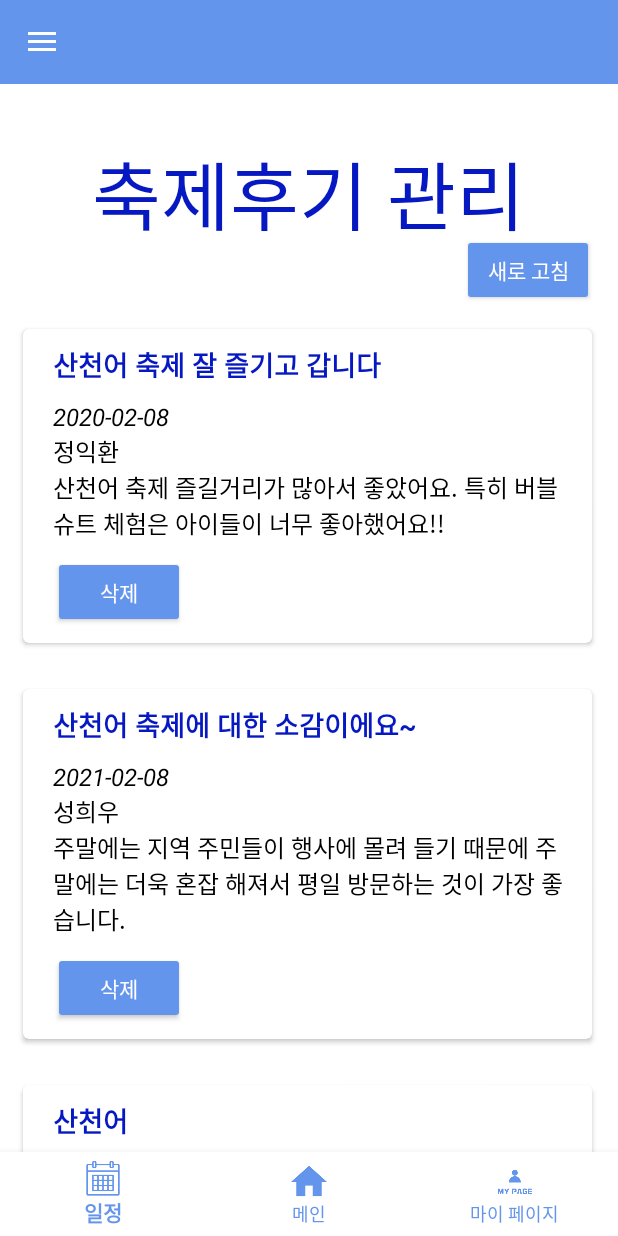
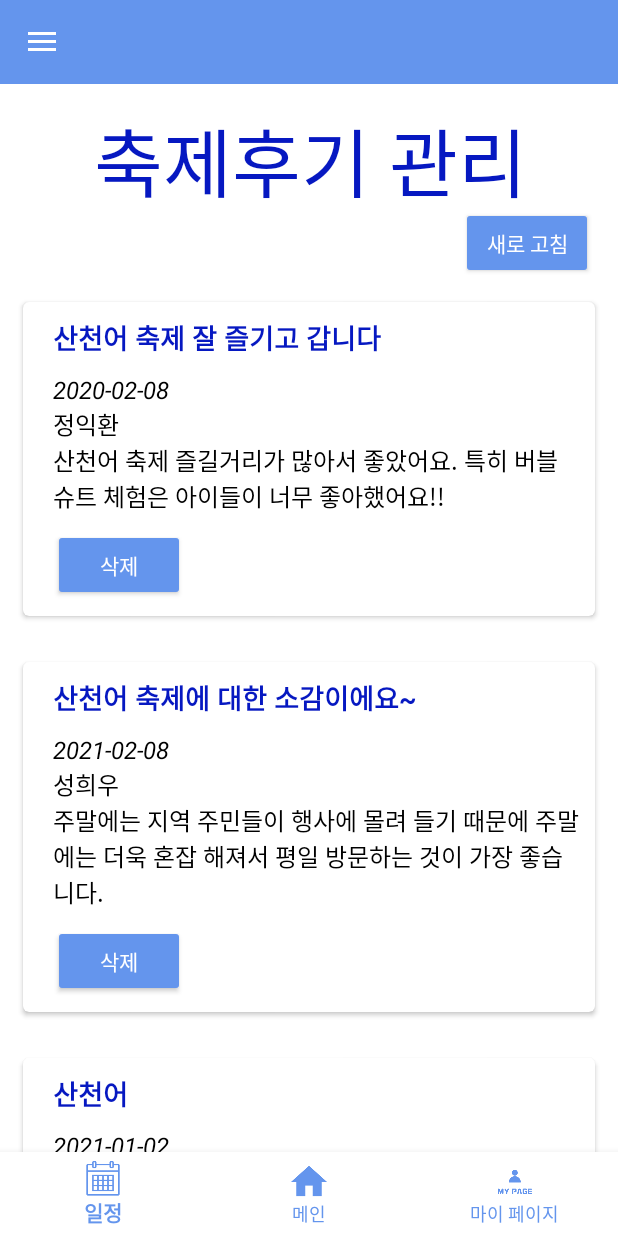
Before and after one commit to usbledv3/KocoaProject, an Android app: the fragment ShwFifthFragment placed in its activity, on a phone screen of 412 x 824 dp. Run offline under Robolectric (Android 15) with nearby library versions, the phone set to English and light mode, and no system bars.

Commit message:
'22.11.14.01:51

```diff
--- a/app/src/main/java/lx/com/kocoa/ShwFifthFragment.kt
+++ b/app/src/main/java/lx/com/kocoa/ShwFifthFragment.kt
@@ -1,11 +1,13 @@
 package lx.com.kocoa
 
 import android.content.Intent
+import android.nfc.tech.MifareUltralight.PAGE_SIZE
 import android.os.Bundle
 import android.view.LayoutInflater
 import android.view.View
 import android.view.ViewGroup
 import androidx.activity.result.contract.ActivityResultContracts
+import androidx.core.widget.NestedScrollView
 import androidx.fragment.app.Fragment
 import androidx.recyclerview.widget.LinearLayoutManager
 import lx.com.kocoa.databinding.FragmentShwfifthBinding
@@ -18,6 +20,7 @@ class ShwFifthFragment : Fragment() {
 
     }
 
+
     override fun onCreateView(inflater: LayoutInflater, container: ViewGroup?, savedInstanceState: Bundle?): View? {
         _binding = FragmentShwfifthBinding.inflate(inflater, container, false)
 
@@ -26,8 +29,9 @@ class ShwFifthFragment : Fragment() {
 
         return binding.root
     }
+
     fun initList(){
-        val layoutManager = LinearLayoutManager(getActivity())
+        val layoutManager = LinearLayoutManager(activity)
         binding.SHWFestreviewList.layoutManager = layoutManager
 
         reviewAdapter = ReviewAdapter()
@@ -61,8 +65,6 @@ class ShwFifthFragment : Fragment() {
             }
         }
 
-
-
     }
     fun initView(){
         binding.refreshReviewButton.setOnClickListener {
@@ -77,6 +79,7 @@ class ShwFifthFragment : Fragment() {
                 notifyDataSetChanged()
             }
         }
+
     }
 
 }
--- a/app/src/main/java/lx/com/kocoa/ShwFirstFragment.kt
+++ b/app/src/main/java/lx/com/kocoa/ShwFirstFragment.kt
@@ -51,7 +51,7 @@ class ShwFirstFragment : Fragment() {
 
     fun initList(){
         //리스트 모양잡기
-        val layoutManager = LinearLayoutManager(getActivity())
+        val layoutManager = LinearLayoutManager(activity)
         binding.festPassList.layoutManager = layoutManager
 
         //각 아이템 모양 잡아주기
@@ -60,8 +60,8 @@ class ShwFirstFragment : Fragment() {
 
         //들어가는지 확인용 -> 들어가는거 확인됨
         festAdapter?.apply {
-            this.items.add(FestManagerData("축제이름1", "패스종류예시1","패스적용범위예시1","패스기간예시1"))
-            this.items.add(FestManagerData("축제이름2", "패스종류예시2","패스적용범위예시2","패스기간예시2")) //들어가는 화면 보류 ( data 안맞음 )
+            this.items.add(FestManagerData("스윗패스", "","","2022년11월25일부터 2022년11월30일까지","코코아축제","","대구광역시","팔현길 212"))
+            this.items.add(FestManagerData("익스트림패스", "","","2023년1월6일부터 2023년1월8일까지","소프트웨어개발포럼","","대전광역시","둔산로 100"))
         }
 
         festAdapter?.listener = object:OnFestInforItemClickListener{
--- a/app/src/main/res/layout/fragment_shwfifth.xml
+++ b/app/src/main/res/layout/fragment_shwfifth.xml
@@ -7,54 +7,63 @@
     android:background="#FFFFFF"
     tools:context=".ShwFirstFragment">
 
+    <androidx.constraintlayout.widget.ConstraintLayout
+        android:id="@+id/constraintLayout2"
+        android:layout_width="410dp"
+        android:layout_height="130dp"
+        app:layout_constraintEnd_toEndOf="parent"
+        app:layout_constraintStart_toStartOf="parent"
+        app:layout_constraintTop_toTopOf="parent">
+
         <TextView
             android:id="@+id/textView"
             android:layout_width="wrap_content"
             android:layout_height="wrap_content"
-        android:layout_marginTop="36dp"
             android:text="축제후기 관리"
             android:textColor="#0618C1"
             android:textSize="50sp"
+            app:layout_constraintBottom_toBottomOf="parent"
             app:layout_constraintEnd_toEndOf="parent"
-        app:layout_constraintHorizontal_bias="0.498"
+            app:layout_constraintHorizontal_bias="0.504"
             app:layout_constraintStart_toStartOf="parent"
-        app:layout_constraintTop_toTopOf="parent" />
+            app:layout_constraintTop_toTopOf="parent"
+            app:layout_constraintVertical_bias="0.253" />
 
         <Button
             android:id="@+id/refreshReviewButton"
             android:layout_width="wrap_content"
             android:layout_height="wrap_content"
-        android:layout_marginTop="100dp"
+            android:layout_marginEnd="16dp"
             android:backgroundTint="#6495ED"
             android:text="새로 고침"
             android:textColor="#FFFFFF"
+            app:layout_constraintBottom_toBottomOf="parent"
             app:layout_constraintEnd_toEndOf="parent"
-        app:layout_constraintHorizontal_bias="0.95"
-        app:layout_constraintStart_toStartOf="parent"
-        app:layout_constraintTop_toTopOf="parent" />
+            app:layout_constraintTop_toTopOf="parent"
+            app:layout_constraintVertical_bias="1.0" />
 
-    <ScrollView
+    </androidx.constraintlayout.widget.ConstraintLayout>
+
+    <androidx.core.widget.NestedScrollView
         android:layout_width="0dp"
         android:layout_height="0dp"
+        android:fillViewport="true"
         app:layout_constraintBottom_toBottomOf="parent"
         app:layout_constraintEnd_toEndOf="parent"
         app:layout_constraintStart_toStartOf="parent"
-        app:layout_constraintTop_toBottomOf="@+id/refreshReviewButton">
+        app:layout_constraintTop_toBottomOf="@+id/constraintLayout2">
 
-        <androidx.constraintlayout.widget.ConstraintLayout
+        <LinearLayout
             android:layout_width="match_parent"
-            android:layout_height="match_parent">
+            android:layout_height="match_parent"
+            android:orientation="vertical">
 
             <androidx.recyclerview.widget.RecyclerView
                 android:id="@+id/SHWFestreviewList"
-                android:layout_width="410dp"
-                android:layout_height="582dp"
-                app:layout_constraintBottom_toBottomOf="parent"
-                app:layout_constraintEnd_toEndOf="parent"
-                app:layout_constraintHorizontal_bias="0.0"
-                app:layout_constraintStart_toStartOf="parent"
-                app:layout_constraintTop_toTopOf="parent" />
-        </androidx.constraintlayout.widget.ConstraintLayout>
-    </ScrollView>
+                app:layout_constraintBottom_toTopOf="parent"
+                android:layout_width="match_parent"
+                android:layout_height="642dp" />
+        </LinearLayout>
+    </androidx.core.widget.NestedScrollView>
 
 </androidx.constraintlayout.widget.ConstraintLayout>
```
Also changed, not shown: app/src/main/res/layout/fragment_shwfirst.xml (+23 -7 lines). Lines whose indentation alone changed are shown as unchanged.
